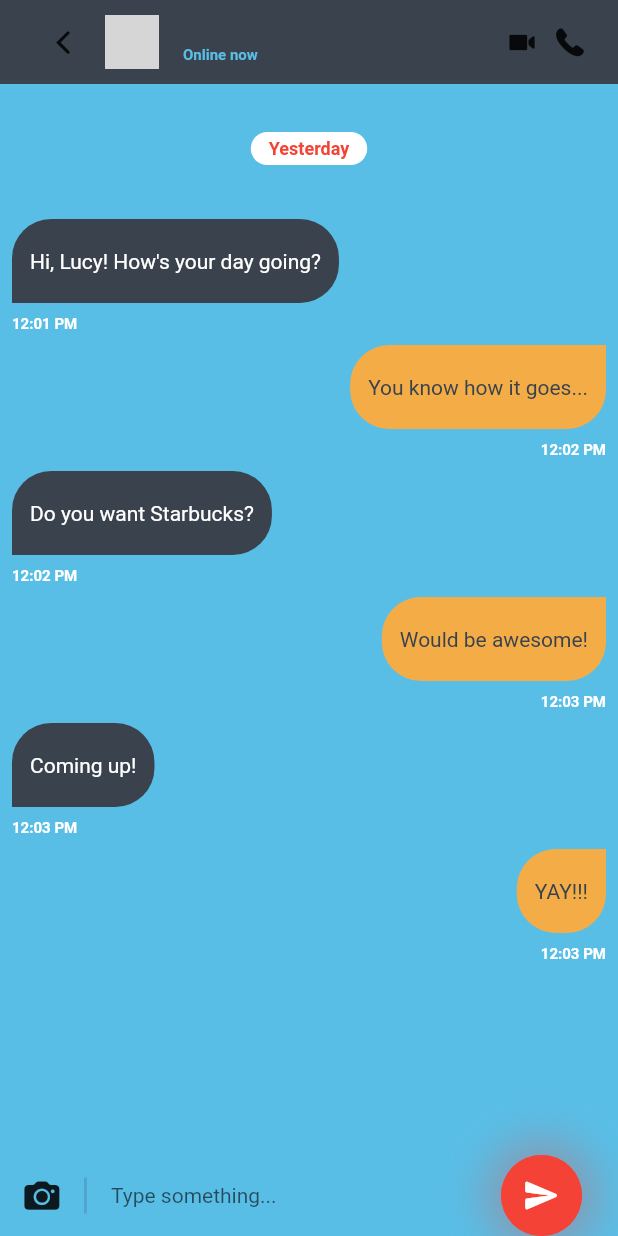
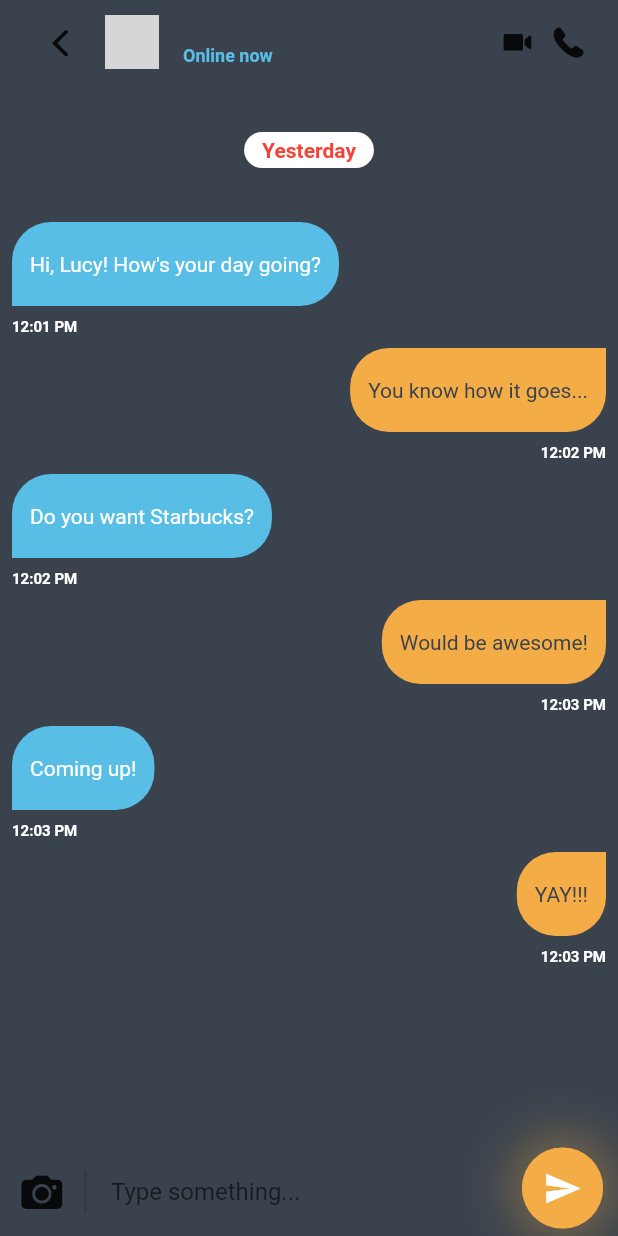
Before and after one commit to Vitaee/ChatApp, a Flutter app: the ChatScreen screen opened directly with empty values, on a phone screen of 412 x 824 dp. Run offline on Flutter 3.47's test engine with Material 2 defaults, Android fonts, the phone set to English and light mode, and no system bars; our stand-ins replace bloc, cached_network_image, dio, equatable, flutter_bloc, formz and 2 more; accounts and stored records are empty; network calls fail; grey boxes are pictures that could not be loaded.

```diff
--- a/auth_app/lib/main.dart
+++ b/auth_app/lib/main.dart
@@ -32,7 +32,7 @@ class MyApp extends StatelessWidget {
             title: "Chat App",
             debugShowCheckedModeBanner: false,
             theme: ThemeData(
-                scaffoldBackgroundColor: Color(0xff59bee6),
+                scaffoldBackgroundColor: Color(0xff3a434d),
                 //colorScheme: ColorScheme.dark(),
                 appBarTheme: AppBarTheme(backgroundColor: Color(0xff3a434d))),
             darkTheme: ThemeData.dark(),
--- a/auth_app/lib/screens/home/pages/messagepage.dart
+++ b/auth_app/lib/screens/home/pages/messagepage.dart
@@ -15,7 +15,7 @@ class _MessagesPageState extends State<MessagesPage> {
   Widget build(BuildContext context) {
     return CustomScrollView(
       slivers: [
-        const SliverToBoxAdapter(
+        SliverToBoxAdapter(
           child: _Stories(),
         ),
         SliverList(
--- a/auth_app/lib/screens/home/pages/private_messageui.dart
+++ b/auth_app/lib/screens/home/pages/private_messageui.dart
@@ -1,8 +1,6 @@
-import 'dart:async';
 import 'package:auth_app/common/avatar.dart';
 import 'package:auth_app/common/glowing_action_button.dart';
 import 'package:auth_app/models/message_data.dart';
-import 'package:collection/collection.dart' show IterableExtension;
 import 'package:flutter/cupertino.dart';
 import 'package:flutter/material.dart';
 
@@ -34,6 +32,7 @@ class ChatScreen extends StatelessWidget {
           child: InkWell(
               child: Icon(
                 CupertinoIcons.back,
+                size: 28,
               ),
               onTap: () {
                 Navigator.of(context).pop();
@@ -48,6 +47,7 @@ class ChatScreen extends StatelessWidget {
             child: Center(
               child: Icon(
                 CupertinoIcons.video_camera_solid,
+                size: 26,
                 //onTap: () {},
               ),
             ),
@@ -57,6 +57,7 @@ class ChatScreen extends StatelessWidget {
             child: Center(
               child: Icon(
                 CupertinoIcons.phone_solid,
+                size: 26,
                 //onTap: () {},
               ),
             ),
@@ -68,7 +69,7 @@ class ChatScreen extends StatelessWidget {
           Expanded(
             child: _DemoMessageList(),
           ),
-          _ActionBar(),
+          _ActionBottomBar(),
         ],
       ),
     );
@@ -139,7 +140,7 @@ class _MessageTile extends StatelessWidget {
           children: [
             Container(
               decoration: BoxDecoration(
-                color: Color(0xff3a434d),
+                color: Color(0xff59bee6),
                 borderRadius: const BorderRadius.only(
                   topLeft: Radius.circular(_borderRadius),
                   topRight: Radius.circular(_borderRadius),
@@ -243,18 +244,18 @@ class _DateLable extends StatelessWidget {
   Widget build(BuildContext context) {
     return Center(
       child: Padding(
-        padding: const EdgeInsets.symmetric(vertical: 32.0),
+        padding: EdgeInsets.symmetric(vertical: 32.0),
         child: Container(
           decoration: BoxDecoration(
             color: Theme.of(context).cardColor,
             borderRadius: BorderRadius.circular(12),
           ),
           child: Padding(
-            padding: const EdgeInsets.symmetric(vertical: 4.0, horizontal: 12),
+            padding: EdgeInsets.symmetric(vertical: 4.0, horizontal: 12),
             child: Text(
               lable,
-              style: const TextStyle(
-                fontSize: 12,
+              style: TextStyle(
+                fontSize: 14,
                 fontWeight: FontWeight.bold,
                 color: Colors.red,
               ),
@@ -298,7 +299,7 @@ class _AppBarTitle extends StatelessWidget {
               const Text(
                 'Online now',
                 style: TextStyle(
-                  fontSize: 10,
+                  fontSize: 12,
                   fontWeight: FontWeight.bold,
                   color: Color(0xff59bee6),
                 ),
@@ -311,8 +312,8 @@ class _AppBarTitle extends StatelessWidget {
   }
 }
 
-class _ActionBar extends StatelessWidget {
-  const _ActionBar({Key? key}) : super(key: key);
+class _ActionBottomBar extends StatelessWidget {
+  const _ActionBottomBar({Key? key}) : super(key: key);
 
   @override
   Widget build(BuildContext context) {
@@ -331,9 +332,10 @@ class _ActionBar extends StatelessWidget {
               ),
             ),
             child: const Padding(
-              padding: EdgeInsets.symmetric(horizontal: 16.0),
+              padding: EdgeInsets.symmetric(horizontal: 14.0),
               child: Icon(
                 CupertinoIcons.camera_fill,
+                size: 28,
               ),
             ),
           ),
@@ -341,7 +343,7 @@ class _ActionBar extends StatelessWidget {
             child: Padding(
               padding: EdgeInsets.only(left: 16.0),
               child: TextField(
-                style: TextStyle(fontSize: 14),
+                style: TextStyle(fontSize: 16),
                 decoration: InputDecoration(
                   hintText: 'Type something...',
                   border: InputBorder.none,
@@ -352,11 +354,12 @@ class _ActionBar extends StatelessWidget {
           Padding(
             padding: const EdgeInsets.only(
               left: 12,
-              right: 24.0,
+              right: 10.0,
+              bottom: 5,
             ),
             child: GlowingActionButton(
-              color: Colors.red, //Colors.accent,
-              icon: Icons.send_rounded,
+              color: Color(0xfff4ac47), //Colors.accent,
+              icon: Icons.send_sharp,
               onPressed: () {
                 print('TODO: send a message');
               },
```
Also changed, not shown: 3 other files.
